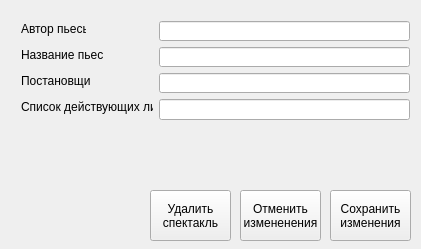
Old version of the form Teatr/more_performances.ui in the repository Shnayder102/teatr.
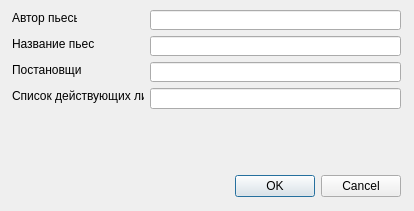
New version of the form.

The edit to the form file:
```diff
--- a/Teatr/more_performances.ui
+++ b/Teatr/more_performances.ui
@@ -1,112 +1,51 @@
 <?xml version="1.0" encoding="UTF-8"?>
 <ui version="4.0">
  <class>more_performances</class>
- <widget class="QWidget" name="more_performances">
+ <widget class="QDialog" name="more_performances">
   <property name="geometry">
    <rect>
     <x>0</x>
     <y>0</y>
-    <width>421</width>
-    <height>249</height>
+    <width>414</width>
+    <height>211</height>
    </rect>
   </property>
   <property name="minimumSize">
    <size>
-    <width>421</width>
-    <height>249</height>
+    <width>414</width>
+    <height>211</height>
    </size>
   </property>
   <property name="maximumSize">
    <size>
-    <width>421</width>
-    <height>249</height>
+    <width>414</width>
+    <height>211</height>
    </size>
   </property>
   <property name="windowTitle">
    <string>Form</string>
   </property>
-  <widget class="QPushButton" name="pushButton">
+  <widget class="QDialogButtonBox" name="buttonBox">
    <property name="geometry">
     <rect>
-     <x>330</x>
-     <y>190</y>
-     <width>81</width>
-     <height>51</height>
+     <x>60</x>
+     <y>170</y>
+     <width>341</width>
+     <height>32</height>
     </rect>
    </property>
-   <property name="text">
-    <string>Сохранить 
-изменения</string>
+   <property name="orientation">
+    <enum>Qt::Horizontal</enum>
    </property>
-  </widget>
-  <widget class="QPushButton" name="pushButton_2">
-   <property name="geometry">
-    <rect>
-     <x>240</x>
-     <y>190</y>
-     <width>81</width>
-     <height>51</height>
-    </rect>
+   <property name="standardButtons">
+    <set>QDialogButtonBox::Cancel|QDialogButtonBox::Ok</set>
    </property>
-   <property name="text">
-    <string>Отменить 
-измененения</string>
-   </property>
   </widget>
-  <widget class="QPushButton" name="pushButton_3">
+  <widget class="QLineEdit" name="Name">
    <property name="geometry">
     <rect>
      <x>150</x>
-     <y>190</y>
-     <width>81</width>
-     <height>51</height>
-    </rect>
-   </property>
-   <property name="text">
-    <string>Удалить 
-спектакль</string>
-   </property>
-  </widget>
-  <widget class="QLineEdit" name="lineEdit_4">
-   <property name="geometry">
-    <rect>
-     <x>159</x>
-     <y>99</y>
-     <width>251</width>
-     <height>21</height>
-    </rect>
-   </property>
-   <property name="minimumSize">
-    <size>
-     <width>251</width>
-     <height>21</height>
-    </size>
-   </property>
-   <property name="maximumSize">
-    <size>
-     <width>251</width>
-     <height>81</height>
-    </size>
-   </property>
-  </widget>
-  <widget class="QLabel" name="label_2">
-   <property name="geometry">
-    <rect>
-     <x>21</x>
-     <y>47</y>
-     <width>82</width>
-     <height>16</height>
-    </rect>
-   </property>
-   <property name="text">
-    <string>Название пьесы</string>
-   </property>
-  </widget>
-  <widget class="QLineEdit" name="lineEdit_2">
-   <property name="geometry">
-    <rect>
-     <x>159</x>
-     <y>47</y>
+     <y>36</y>
      <width>251</width>
      <height>20</height>
     </rect>
@@ -127,8 +66,8 @@
   <widget class="QLabel" name="label_3">
    <property name="geometry">
     <rect>
-     <x>21</x>
-     <y>73</y>
+     <x>12</x>
+     <y>62</y>
      <width>69</width>
      <height>16</height>
     </rect>
@@ -137,46 +76,68 @@
     <string>Постановщик</string>
    </property>
   </widget>
-  <widget class="QLineEdit" name="lineEdit_3">
+  <widget class="QLabel" name="label_2">
    <property name="geometry">
     <rect>
-     <x>159</x>
-     <y>73</y>
-     <width>251</width>
-     <height>20</height>
-    </rect>
-   </property>
-   <property name="minimumSize">
-    <size>
-     <width>251</width>
-     <height>20</height>
-    </size>
-   </property>
-   <property name="maximumSize">
-    <size>
-     <width>251</width>
-     <height>20</height>
-    </size>
-   </property>
-  </widget>
-  <widget class="QLabel" name="label_4">
-   <property name="geometry">
-    <rect>
-     <x>21</x>
-     <y>99</y>
-     <width>132</width>
+     <x>12</x>
+     <y>36</y>
+     <width>82</width>
      <height>16</height>
     </rect>
    </property>
    <property name="text">
-    <string>Список действующих лиц</string>
+    <string>Название пьесы</string>
+   </property>
+  </widget>
+  <widget class="QLineEdit" name="Actors">
+   <property name="geometry">
+    <rect>
+     <x>150</x>
+     <y>88</y>
+     <width>251</width>
+     <height>21</height>
+    </rect>
+   </property>
+   <property name="minimumSize">
+    <size>
+     <width>251</width>
+     <height>21</height>
+    </size>
+   </property>
+   <property name="maximumSize">
+    <size>
+     <width>251</width>
+     <height>81</height>
+    </size>
+   </property>
+  </widget>
+  <widget class="QLineEdit" name="Producer">
+   <property name="geometry">
+    <rect>
+     <x>150</x>
+     <y>62</y>
+     <width>251</width>
+     <height>20</height>
+    </rect>
+   </property>
+   <property name="minimumSize">
+    <size>
+     <width>251</width>
+     <height>20</height>
+    </size>
+   </property>
+   <property name="maximumSize">
+    <size>
+     <width>251</width>
+     <height>20</height>
+    </size>
    </property>
   </widget>
   <widget class="QLabel" name="label">
    <property name="geometry">
     <rect>
-     <x>21</x>
-     <y>21</y>
+     <x>12</x>
+     <y>10</y>
      <width>65</width>
      <height>16</height>
     </rect>
@@ -185,11 +146,24 @@
     <string>Автор пьесы</string>
    </property>
   </widget>
-  <widget class="QLineEdit" name="lineEdit">
+  <widget class="QLabel" name="label_4">
    <property name="geometry">
     <rect>
-     <x>159</x>
-     <y>21</y>
+     <x>12</x>
+     <y>88</y>
+     <width>132</width>
+     <height>16</height>
+    </rect>
+   </property>
+   <property name="text">
+    <string>Список действующих лиц</string>
+   </property>
+  </widget>
+  <widget class="QLineEdit" name="Author">
+   <property name="geometry">
+    <rect>
+     <x>150</x>
+     <y>10</y>
      <width>251</width>
      <height>20</height>
     </rect>
```
Left out of the diff: 37 changed lines with no effect on the pictures.
